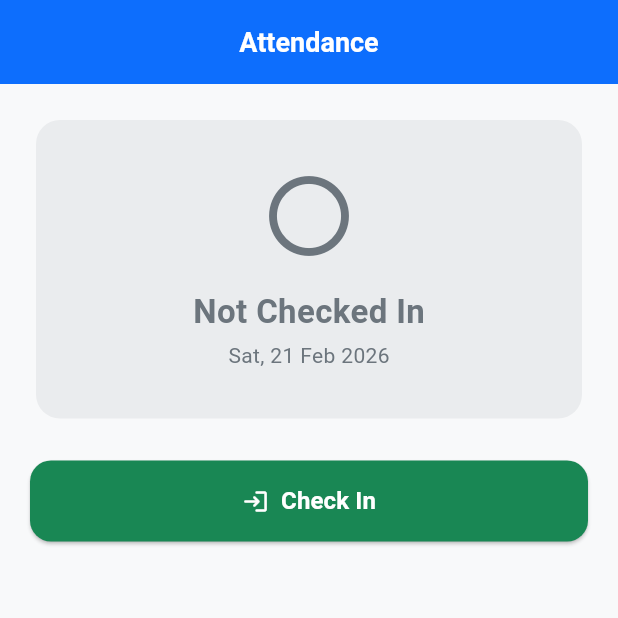
After one commit to Vandu987/PrickNCare, a Flutter app: the AttendanceScreen screen opened by its route, on a phone screen of 412 x 824 dp, the top half of it. The commit adds this screen. Run offline on Flutter 3.47's test engine with Material 3 defaults, Android fonts, the phone set to English and light mode, and no system bars; our stand-ins replace dio, firebase_messaging, flutter_riverpod, geolocator, go_router, hive_flutter and 2 more; accounts and stored records are empty; network calls fail.

Commit message:
feat: [task 13.8] implement attendance and push notifications

```diff
--- a/mobile/lib/app/router.dart
+++ b/mobile/lib/app/router.dart
@@ -10,6 +10,7 @@ import '../features/dashboard/presentation/screens/dashboard_screen.dart';
 import '../features/orders/presentation/screens/orders_screen.dart';
 import '../features/orders/presentation/screens/order_detail_screen.dart';
 import '../features/collection/presentation/screens/collection_screen.dart';
+import '../features/attendance/screens/attendance_screen.dart';
 import '../features/splash/presentation/screens/splash_screen.dart';
 
 final routerProvider = Provider<GoRouter>((ref) {
@@ -72,6 +73,10 @@ final routerProvider = Provider<GoRouter>((ref) {
         },
       ),
       GoRoute(
+        path: AppConstants.attendanceRoute,
+        builder: (context, state) => const AttendanceScreen(),
+      ),
+      GoRoute(
         path: AppConstants.collectionRoute,
         builder: (context, state) {
           final id = state.pathParameters['id']!;
--- a/mobile/lib/core/constants/app_constants.dart
+++ b/mobile/lib/core/constants/app_constants.dart
@@ -9,6 +9,7 @@ class AppConstants {
   static const String collectionRoute = '/collection/:id';
   static const String biometricRoute = '/biometric';
   static const String profileRoute = '/profile';
+  static const String attendanceRoute = '/attendance';
 
   // Collection Status
   static const String statusPending = 'pending';
--- /dev/null
+++ b/mobile/lib/features/attendance/providers/attendance_provider.dart
@@ -0,0 +1,208 @@
+import 'package:flutter_riverpod/flutter_riverpod.dart';
+import 'package:geolocator/geolocator.dart';
+import '../../../core/network/api_client.dart';
+import '../../../core/network/api_providers.dart';
+
+/// Attendance status enum
+enum AttendanceStatus {
+  idle,
+  loading,
+  checkedIn,
+  checkedOut,
+  error,
+}
+
+/// Attendance state model
+class AttendanceState {
+  final AttendanceStatus status;
+  final DateTime? checkInTime;
+  final DateTime? checkOutTime;
+  final double? latitude;
+  final double? longitude;
+  final String? errorMessage;
+  final String? locationName;
+
+  const AttendanceState({
+    this.status = AttendanceStatus.idle,
+    this.checkInTime,
+    this.checkOutTime,
+    this.latitude,
+    this.longitude,
+    this.errorMessage,
+    this.locationName,
+  });
+
+  AttendanceState copyWith({
+    AttendanceStatus? status,
+    DateTime? checkInTime,
+    DateTime? checkOutTime,
+    double? latitude,
+    double? longitude,
+    String? errorMessage,
+    String? locationName,
+  }) {
+    return AttendanceState(
+      status: status ?? this.status,
+      checkInTime: checkInTime ?? this.checkInTime,
+      checkOutTime: checkOutTime ?? this.checkOutTime,
+      latitude: latitude ?? this.latitude,
+      longitude: longitude ?? this.longitude,
+      errorMessage: errorMessage,
+      locationName: locationName ?? this.locationName,
+    );
+  }
+
+  /// Duration worked today
+  Duration? get workedDuration {
+    if (checkInTime == null) return null;
+    final end = checkOutTime ?? DateTime.now();
+    return end.difference(checkInTime!);
+  }
+
+  String get workedDurationFormatted {
+    final d = workedDuration;
+    if (d == null) return '--:--';
+    final hours = d.inHours.toString().padLeft(2, '0');
+    final minutes = (d.inMinutes % 60).toString().padLeft(2, '0');
+    return '$hours:$minutes';
+  }
+}
+
+class AttendanceNotifier extends StateNotifier<AttendanceState> {
+  final ApiClient _apiClient;
+
+  AttendanceNotifier({required ApiClient apiClient})
+      : _apiClient = apiClient,
+        super(const AttendanceState());
+
+  /// Fetch today's attendance status from backend
+  Future<void> fetchTodayStatus() async {
+    state = state.copyWith(status: AttendanceStatus.loading);
+    try {
+      final response = await _apiClient.get('/attendance/today');
+      final data = response.data as Map<String, dynamic>;
+
+      final checkIn = data['check_in_time'] as String?;
+      final checkOut = data['check_out_time'] as String?;
+
+      state = AttendanceState(
+        status: checkOut != null
+            ? AttendanceStatus.checkedOut
+            : checkIn != null
+                ? AttendanceStatus.checkedIn
+                : AttendanceStatus.idle,
+        checkInTime: checkIn != null ? DateTime.parse(checkIn) : null,
+        checkOutTime: checkOut != null ? DateTime.parse(checkOut) : null,
+        latitude: (data['latitude'] as num?)?.toDouble(),
+        longitude: (data['longitude'] as num?)?.toDouble(),
+        locationName: data['location_name'] as String?,
+      );
+    } on ApiException catch (e) {
+      // 404 means no attendance record today — that's fine
+      if (e.statusCode == 404) {
+        state = const AttendanceState(status: AttendanceStatus.idle);
+      } else {
+        state = state.copyWith(
+          status: AttendanceStatus.error,
+          errorMessage: e.message,
+        );
+      }
+    } catch (e) {
+      state = const AttendanceState(status: AttendanceStatus.idle);
+    }
+  }
+
+  /// Verify GPS and perform check-in
+  Future<void> checkIn() async {
+    state = state.copyWith(status: AttendanceStatus.loading, errorMessage: null);
+    try {
+      final position = await _getCurrentPosition();
+
+      final response = await _apiClient.post('/attendance/check-in', data: {
+        'latitude': position.latitude,
+        'longitude': position.longitude,
+        'timestamp': DateTime.now().toIso8601String(),
+      });
+
+      final data = response.data as Map<String, dynamic>;
+
+      state = AttendanceState(
+        status: AttendanceStatus.checkedIn,
+        checkInTime: DateTime.now(),
+        latitude: position.latitude,
+        longitude: position.longitude,
+        locationName: data['location_name'] as String? ?? 'Verified Location',
+      );
+    } catch (e) {
+      state = state.copyWith(
+        status: AttendanceStatus.error,
+        errorMessage: _extractError(e),
+      );
+    }
+  }
+
+  /// Verify GPS and perform check-out
+  Future<void> checkOut() async {
+    state = state.copyWith(status: AttendanceStatus.loading, errorMessage: null);
+    try {
+      final position = await _getCurrentPosition();
+
+      await _apiClient.post('/attendance/check-out', data: {
+        'latitude': position.latitude,
+        'longitude': position.longitude,
+        'timestamp': DateTime.now().toIso8601String(),
+      });
+
+      state = state.copyWith(
+        status: AttendanceStatus.checkedOut,
+        checkOutTime: DateTime.now(),
+      );
+    } catch (e) {
+      state = state.copyWith(
+        status: AttendanceStatus.error,
+        errorMessage: _extractError(e),
+      );
+    }
+  }
+
+  /// Get current GPS position with permission handling
+  Future<Position> _getCurrentPosition() async {
+    final serviceEnabled = await Geolocator.isLocationServiceEnabled();
+    if (!serviceEnabled) {
+      throw Exception('Location services are disabled. Please enable GPS.');
+    }
+
+    var permission = await Geolocator.checkPermission();
+    if (permission == LocationPermission.denied) {
+      permission = await Geolocator.requestPermission();
+      if (permission == LocationPermission.denied) {
+        throw Exception('Location permission denied.');
+      }
+    }
+    if (permission == LocationPermission.deniedForever) {
+      throw Exception(
+        'Location permission permanently denied. Please enable it in Settings.',
+      );
+    }
+
+    return await Geolocator.getCurrentPosition(
+      locationSettings: const LocationSettings(
+        accuracy: LocationAccuracy.high,
+        timeLimit: Duration(seconds: 15),
+      ),
+    );
+  }
+
+  String _extractError(dynamic e) {
+    if (e is ApiException) return e.message;
+    if (e is Exception) return e.toString().replaceFirst('Exception: ', '');
+    return 'Something went wrong. Please try again.';
+  }
+}
+
+/// Attendance provider
+final attendanceProvider =
+    StateNotifierProvider<AttendanceNotifier, AttendanceState>((ref) {
+  final apiClient = ref.watch(apiClientProvider);
+  return AttendanceNotifier(apiClient: apiClient);
+});
--- /dev/null
+++ b/mobile/lib/features/attendance/screens/attendance_screen.dart
@@ -0,0 +1,355 @@
+import 'package:flutter/material.dart';
+import 'package:flutter_riverpod/flutter_riverpod.dart';
+import '../../../core/theme/app_theme.dart';
+import '../providers/attendance_provider.dart';
+
+class AttendanceScreen extends ConsumerStatefulWidget {
+  const AttendanceScreen({super.key});
+
+  @override
+  ConsumerState<AttendanceScreen> createState() => _AttendanceScreenState();
+}
+
+class _AttendanceScreenState extends ConsumerState<AttendanceScreen> {
+  @override
+  void initState() {
+    super.initState();
+    // Fetch today's attendance on screen load
+    Future.microtask(() {
+      ref.read(attendanceProvider.notifier).fetchTodayStatus();
+    });
+  }
+
+  @override
+  Widget build(BuildContext context) {
+    final attendance = ref.watch(attendanceProvider);
+
+    return Scaffold(
+      appBar: AppBar(
+        title: const Text('Attendance'),
+        centerTitle: true,
+      ),
+      body: RefreshIndicator(
+        onRefresh: () => ref.read(attendanceProvider.notifier).fetchTodayStatus(),
+        child: ListView(
+          padding: const EdgeInsets.all(20),
+          children: [
+            // Status card
+            _buildStatusCard(attendance),
+            const SizedBox(height: 24),
+
+            // Time info
+            if (attendance.checkInTime != null) ...[
+              _buildTimeRow(
+                icon: Icons.login_rounded,
+                label: 'Check-in',
+                time: attendance.checkInTime!,
+                color: AppColors.success,
+              ),
+              const SizedBox(height: 12),
+            ],
+            if (attendance.checkOutTime != null) ...[
+              _buildTimeRow(
+                icon: Icons.logout_rounded,
+                label: 'Check-out',
+                time: attendance.checkOutTime!,
+                color: AppColors.error,
+              ),
+              const SizedBox(height: 12),
+            ],
+
+            // Duration
+            if (attendance.checkInTime != null) ...[
+              const SizedBox(height: 8),
+              _buildDurationCard(attendance),
+              const SizedBox(height: 24),
+            ],
+
+            // Location info
+            if (attendance.locationName != null) ...[
+              _buildInfoTile(
+                Icons.location_on_rounded,
+                'Location',
+                attendance.locationName!,
+              ),
+              const SizedBox(height: 24),
+            ],
+
+            // Error message
+            if (attendance.errorMessage != null) ...[
+              Container(
+                padding: const EdgeInsets.all(12),
+                decoration: BoxDecoration(
+                  color: AppColors.error.withValues(alpha: 0.1),
+                  borderRadius: BorderRadius.circular(12),
+                ),
+                child: Row(
+                  children: [
+                    const Icon(Icons.error_outline, color: AppColors.error, size: 20),
+                    const SizedBox(width: 8),
+                    Expanded(
+                      child: Text(
+                        attendance.errorMessage!,
+                        style: const TextStyle(color: AppColors.error, fontSize: 14),
+                      ),
+                    ),
+                  ],
+                ),
+              ),
+              const SizedBox(height: 24),
+            ],
+
+            // Action button
+            _buildActionButton(attendance),
+
+            // End-of-day summary
+            if (attendance.status == AttendanceStatus.checkedOut) ...[
+              const SizedBox(height: 32),
+              _buildSummaryCard(attendance),
+            ],
+          ],
+        ),
+      ),
+    );
+  }
+
+  Widget _buildStatusCard(AttendanceState attendance) {
+    final (icon, label, color) = switch (attendance.status) {
+      AttendanceStatus.idle => (Icons.circle_outlined, 'Not Checked In', AppColors.secondary),
+      AttendanceStatus.loading => (Icons.sync_rounded, 'Processing...', AppColors.info),
+      AttendanceStatus.checkedIn => (Icons.check_circle, 'Checked In', AppColors.success),
+      AttendanceStatus.checkedOut => (Icons.task_alt_rounded, 'Day Complete', AppColors.primary),
+      AttendanceStatus.error => (Icons.error_outline, 'Error', AppColors.error),
+    };
+
+    return Card(
+      elevation: 0,
+      shape: RoundedRectangleBorder(borderRadius: BorderRadius.circular(16)),
+      color: color.withValues(alpha: 0.1),
+      child: Padding(
+        padding: const EdgeInsets.symmetric(vertical: 32, horizontal: 24),
+        child: Column(
+          children: [
+            Icon(icon, size: 64, color: color),
+            const SizedBox(height: 16),
+            Text(
+              label,
+              style: TextStyle(
+                fontSize: 22,
+                fontWeight: FontWeight.bold,
+                color: color,
+              ),
+            ),
+            const SizedBox(height: 4),
+            Text(
+              _formattedDate(DateTime.now()),
+              style: const TextStyle(color: AppColors.textSecondary, fontSize: 14),
+            ),
+          ],
+        ),
+      ),
+    );
+  }
+
+  Widget _buildTimeRow({
+    required IconData icon,
+    required String label,
+    required DateTime time,
+    required Color color,
+  }) {
+    return Row(
+      children: [
+        Container(
+          padding: const EdgeInsets.all(10),
+          decoration: BoxDecoration(
+            color: color.withValues(alpha: 0.1),
+            borderRadius: BorderRadius.circular(12),
+          ),
+          child: Icon(icon, color: color, size: 22),
+        ),
+        const SizedBox(width: 14),
+        Column(
+          crossAxisAlignment: CrossAxisAlignment.start,
+          children: [
+            Text(label, style: const TextStyle(color: AppColors.textSecondary, fontSize: 13)),
+            Text(
+              _formattedTime(time),
+              style: const TextStyle(fontSize: 18, fontWeight: FontWeight.w600),
+            ),
+          ],
+        ),
+      ],
+    );
+  }
+
+  Widget _buildDurationCard(AttendanceState attendance) {
+    return Card(
+      elevation: 0,
+      shape: RoundedRectangleBorder(borderRadius: BorderRadius.circular(12)),
+      child: Padding(
+        padding: const EdgeInsets.all(16),
+        child: Row(
+          children: [
+            const Icon(Icons.timer_outlined, color: AppColors.primary),
+            const SizedBox(width: 12),
+            const Text('Hours Worked', style: TextStyle(fontSize: 15)),
+            const Spacer(),
+            Text(
+              attendance.workedDurationFormatted,
+              style: const TextStyle(
+                fontSize: 20,
+                fontWeight: FontWeight.bold,
+                color: AppColors.primary,
+              ),
+            ),
+          ],
+        ),
+      ),
+    );
+  }
+
+  Widget _buildInfoTile(IconData icon, String label, String value) {
+    return Row(
+      children: [
+        Icon(icon, color: AppColors.primary, size: 20),
+        const SizedBox(width: 8),
+        Text('$label: ', style: const TextStyle(color: AppColors.textSecondary)),
+        Expanded(child: Text(value, style: const TextStyle(fontWeight: FontWeight.w500))),
+      ],
+    );
+  }
+
+  Widget _buildActionButton(AttendanceState attendance) {
+    if (attendance.status == AttendanceStatus.checkedOut) {
+      return const SizedBox.shrink();
+    }
+
+    final isCheckIn = attendance.status != AttendanceStatus.checkedIn;
+    final isLoading = attendance.status == AttendanceStatus.loading;
+
+    return SizedBox(
+      width: double.infinity,
+      height: 54,
+      child: ElevatedButton.icon(
+        onPressed: isLoading
+            ? null
+            : () {
+                if (isCheckIn) {
+                  ref.read(attendanceProvider.notifier).checkIn();
+                } else {
+                  _showCheckOutConfirmation();
+                }
+              },
+        icon: isLoading
+            ? const SizedBox(
+                width: 20,
+                height: 20,
+                child: CircularProgressIndicator(strokeWidth: 2, color: Colors.white),
+              )
+            : Icon(isCheckIn ? Icons.login_rounded : Icons.logout_rounded),
+        label: Text(
+          isLoading
+              ? 'Verifying Location...'
+              : isCheckIn
+                  ? 'Check In'
+                  : 'Check Out',
+          style: const TextStyle(fontSize: 16, fontWeight: FontWeight.w600),
+        ),
+        style: ElevatedButton.styleFrom(
+          backgroundColor: isCheckIn ? AppColors.success : AppColors.error,
+          foregroundColor: Colors.white,
+          shape: RoundedRectangleBorder(borderRadius: BorderRadius.circular(14)),
+        ),
+      ),
+    );
+  }
+
+  Widget _buildSummaryCard(AttendanceState attendance) {
+    return Card(
+      elevation: 0,
+      shape: RoundedRectangleBorder(borderRadius: BorderRadius.circular(16)),
+      color: AppColors.primary.withValues(alpha: 0.05),
+      child: Padding(
+        padding: const EdgeInsets.all(20),
+        child: Column(
+          crossAxisAlignment: CrossAxisAlignment.start,
+          children: [
+            const Row(
+              children: [
+                Icon(Icons.summarize_rounded, color: AppColors.primary),
+                SizedBox(width: 8),
+                Text(
+                  'End of Day Summary',
+                  style: TextStyle(
+                    fontSize: 17,
+                    fontWeight: FontWeight.bold,
+                    color: AppColors.primary,
+                  ),
+                ),
+              ],
+            ),
+            const Divider(height: 24),
+            _summaryRow('Check-in', _formattedTime(attendance.checkInTime!)),
+            _summaryRow('Check-out', _formattedTime(attendance.checkOutTime!)),
+            _summaryRow('Total Hours', attendance.workedDurationFormatted),
+            if (attendance.locationName != null)
+              _summaryRow('Location', attendance.locationName!),
+          ],
+        ),
+      ),
+    );
+  }
+
+  Widget _summaryRow(String label, String value) {
+    return Padding(
+      padding: const EdgeInsets.symmetric(vertical: 4),
+      child: Row(
+        mainAxisAlignment: MainAxisAlignment.spaceBetween,
+        children: [
+          Text(label, style: const TextStyle(color: AppColors.textSecondary)),
+          Text(value, style: const TextStyle(fontWeight: FontWeight.w600)),
+        ],
+      ),
+    );
+  }
+
+  void _showCheckOutConfirmation() {
+    showDialog(
+      context: context,
+      builder: (ctx) => AlertDialog(
+        title: const Text('Check Out'),
+        content: const Text('Are you sure you want to check out for today?'),
+        shape: RoundedRectangleBorder(borderRadius: BorderRadius.circular(16)),
+        actions: [
+          TextButton(
+            onPressed: () => Navigator.pop(ctx),
+            child: const Text('Cancel'),
+          ),
+          ElevatedButton(
+            onPressed: () {
+              Navigator.pop(ctx);
+              ref.read(attendanceProvider.notifier).checkOut();
+            },
+            style: ElevatedButton.styleFrom(backgroundColor: AppColors.error),
+            child: const Text('Check Out', style: TextStyle(color: Colors.white)),
+          ),
+        ],
+      ),
+    );
+  }
+
+  String _formattedTime(DateTime dt) {
+    final hour = dt.hour > 12 ? dt.hour - 12 : dt.hour == 0 ? 12 : dt.hour;
+    final period = dt.hour >= 12 ? 'PM' : 'AM';
+    return '${hour.toString().padLeft(2, '0')}:${dt.minute.toString().padLeft(2, '0')} $period';
+  }
+
+  String _formattedDate(DateTime dt) {
+    const months = [
+      'Jan', 'Feb', 'Mar', 'Apr', 'May', 'Jun',
+      'Jul', 'Aug', 'Sep', 'Oct', 'Nov', 'Dec',
+    ];
+    const days = ['Mon', 'Tue', 'Wed', 'Thu', 'Fri', 'Sat', 'Sun'];
+    return '${days[dt.weekday - 1]}, ${dt.day} ${months[dt.month - 1]} ${dt.year}';
+  }
+}
```
Also changed, not shown: mobile/lib/core/services/push_notification_service.dart (added, +163 -0 lines).
